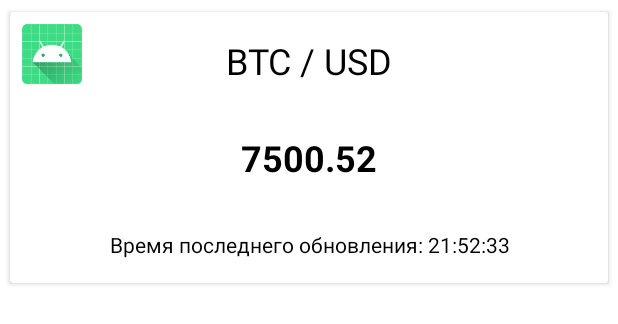
After one commit to SergeevSezar/CryptoApp, an Android app: the layout item_coin_info.xml on its own in the app's theme, with its tools: preview values and no code run, on a phone screen of 412 x 824 dp. The commit adds this screen. Shown: the top 324 px of the screen. Run offline under Robolectric (Android 15) with nearby library versions, the phone set to English and light mode, and no system bars.

Commit message:
add time utils and application layout

```diff
--- a/app/src/main/AndroidManifest.xml
+++ b/app/src/main/AndroidManifest.xml
@@ -11,7 +11,7 @@
         android:supportsRtl="true"
         android:theme="@style/Theme.CryptoApp">
         <activity
-            android:name=".MainActivity"
+            android:name=".CoinPriceListActivity"
             android:exported="true">
             <intent-filter>
                 <action android:name="android.intent.action.MAIN" />
--- a/app/src/main/java/com/example/cryptoapp/MainActivity.kt
+++ b/app/src/main/java/com/example/cryptoapp/CoinPriceListActivity.kt
@@ -5,13 +5,13 @@ import android.util.Log
 import androidx.appcompat.app.AppCompatActivity
 import androidx.lifecycle.ViewModelProvider
 
-class MainActivity : AppCompatActivity() {
+class CoinPriceListActivity : AppCompatActivity() {
 
     private lateinit var viewModel: CoinViewModel
 
     override fun onCreate(savedInstanceState: Bundle?) {
         super.onCreate(savedInstanceState)
-        setContentView(R.layout.activity_main)
+        setContentView(R.layout.activity_coin_price_list)
         viewModel = ViewModelProvider.AndroidViewModelFactory(application).create(CoinViewModel::class.java)
         viewModel.priceList.observe(this, {
             Log.d("TEST_OF_LOADING", "Success in Activity: $it")
--- a/app/src/main/java/com/example/cryptoapp/api/ApiFactory.kt
+++ b/app/src/main/java/com/example/cryptoapp/api/ApiFactory.kt
@@ -7,6 +7,7 @@ import retrofit2.converter.gson.GsonConverterFactory
 object ApiFactory {
 
     private const val BASE_URL = "https://min-api.cryptocompare.com/data/"
+    const val BASE_IMAGE_URL = "https://cryptocompare.com"
 
     private val retrofit = Retrofit.Builder()
         .addConverterFactory(GsonConverterFactory.create())
--- /dev/null
+++ b/app/src/main/res/layout/item_coin_info.xml
@@ -0,0 +1,66 @@
+<?xml version="1.0" encoding="utf-8"?>
+<androidx.cardview.widget.CardView xmlns:android="http://schemas.android.com/apk/res/android"
+    xmlns:app="http://schemas.android.com/apk/res-auto"
+    xmlns:tools="http://schemas.android.com/tools"
+    android:layout_width="match_parent"
+    android:layout_height="wrap_content"
+    android:layout_margin="4dp"
+    app:cardUseCompatPadding="true">
+
+    <androidx.constraintlayout.widget.ConstraintLayout
+        android:layout_width="match_parent"
+        android:layout_height="wrap_content">
+
+        <ImageView
+            android:id="@+id/ivLogoCoin"
+            android:layout_width="40dp"
+            android:layout_height="40dp"
+            android:layout_margin="8dp"
+            app:layout_constraintTop_toTopOf="parent"
+            app:layout_constraintStart_toStartOf="parent"
+            tools:src="@mipmap/ic_launcher"
+            android:contentDescription="@string/logo_of_coin" />
+
+        <TextView
+            android:id="@+id/tvSymbols"
+            android:layout_width="wrap_content"
+            android:layout_height="wrap_content"
+            android:padding="16dp"
+            android:textColor="@color/black"
+            android:textSize="24sp"
+            android:textAlignment="center"
+            app:layout_constraintEnd_toEndOf="parent"
+            app:layout_constraintStart_toStartOf="parent"
+            app:layout_constraintTop_toTopOf="parent"
+            tools:text="BTC / USD" />
+
+        <TextView
+            android:id="@+id/tvPrice"
+            android:layout_width="wrap_content"
+            android:layout_height="wrap_content"
+            android:padding="16dp"
+            android:textColor="@color/black"
+            android:textSize="24sp"
+            android:textStyle="bold"
+            android:textAlignment="center"
+            app:layout_constraintEnd_toEndOf="parent"
+            app:layout_constraintStart_toStartOf="parent"
+            app:layout_constraintTop_toBottomOf="@id/tvSymbols"
+            tools:text="7500.52" />
+
+        <TextView
+            android:id="@+id/tvTimeLastUpd"
+            android:layout_width="wrap_content"
+            android:layout_height="wrap_content"
+            android:padding="16dp"
+            android:textColor="@color/black"
+            android:textSize="14sp"
+            android:textAlignment="center"
+            app:layout_constraintEnd_toEndOf="parent"
+            app:layout_constraintStart_toStartOf="parent"
+            app:layout_constraintTop_toBottomOf="@id/tvPrice"
+            tools:text="Время последнего обновления: 21:52:33" />
+
+    </androidx.constraintlayout.widget.ConstraintLayout>
+
+</androidx.cardview.widget.CardView>
--- a/app/src/main/res/values/strings.xml
+++ b/app/src/main/res/values/strings.xml
@@ -1,3 +1,4 @@
 <resources>
     <string name="app_name">Crypto App</string>
+    <string name="logo_of_coin">logo of coin</string>
 </resources>
```
Also changed, not shown: app/src/main/java/com/example/cryptoapp/pojo/CoinPriceInfo.kt (+12 -2 lines), app/src/main/java/com/example/cryptoapp/utils/TimeUtils.kt (added, +15 -0 lines), app/src/main/res/layout/activity_coin_price_list.xml (renamed from app/src/main/res/layout/activity_main.xml, +7 -9 lines).
